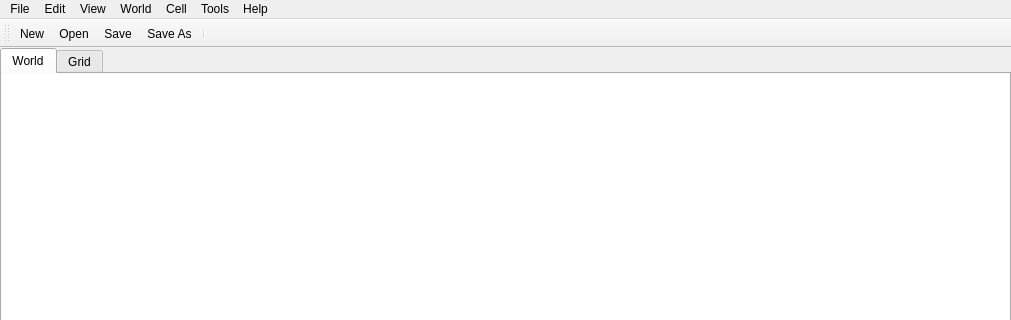
This is src/editor/mainwindow.ui in timbaker/pzworlded as Qt 5 draws it before an edit; both pictures show x 0 to 1011 and y 0 to 320 of the 1011 by 630 pixel window. The edited form follows.
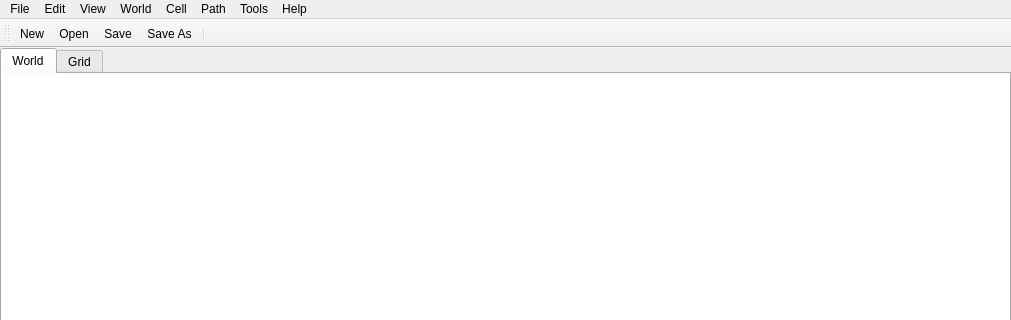
This is the edited form. Icons and pictures are not drawn.

Commit message: Added command to align paths.

Patch:
```diff
--- a/src/editor/mainwindow.ui
+++ b/src/editor/mainwindow.ui
@@ -295,11 +295,18 @@
     <addaction name="actionWorldGen"/>
     <addaction name="actionLuaConsole"/>
    </widget>
+   <widget class="QMenu" name="menuPath">
+    <property name="title">
+     <string>Path</string>
+    </property>
+    <addaction name="actionPathAlign"/>
+   </widget>
    <addaction name="fileMenu"/>
    <addaction name="editMenu"/>
    <addaction name="menuView"/>
    <addaction name="menuWorld"/>
    <addaction name="menuCell"/>
+   <addaction name="menuPath"/>
    <addaction name="menuTools"/>
    <addaction name="helpMenu"/>
   </widget>
```
Left out of the diff: 8 changed lines with no effect on the pictures. The commit also changes 10 other files.
